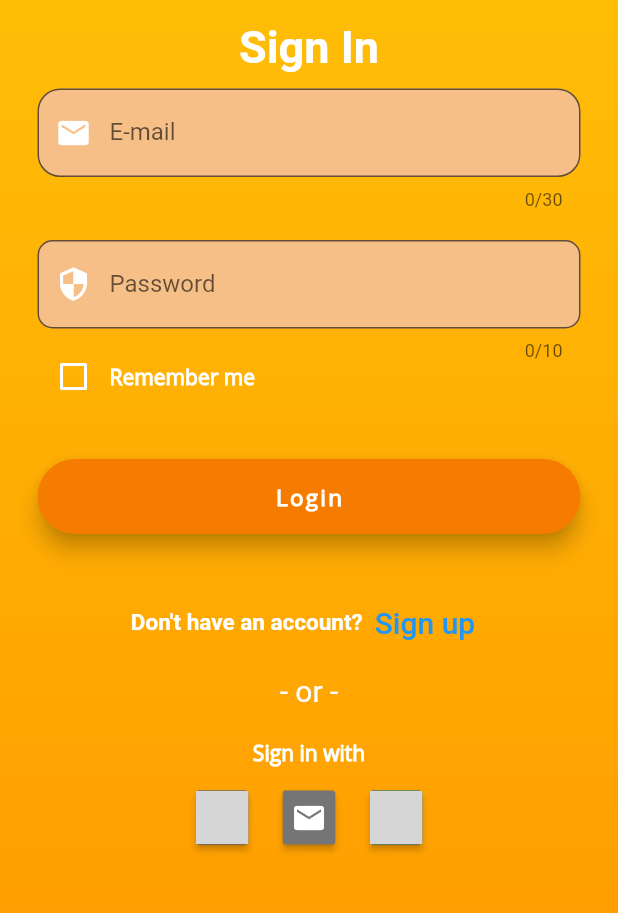
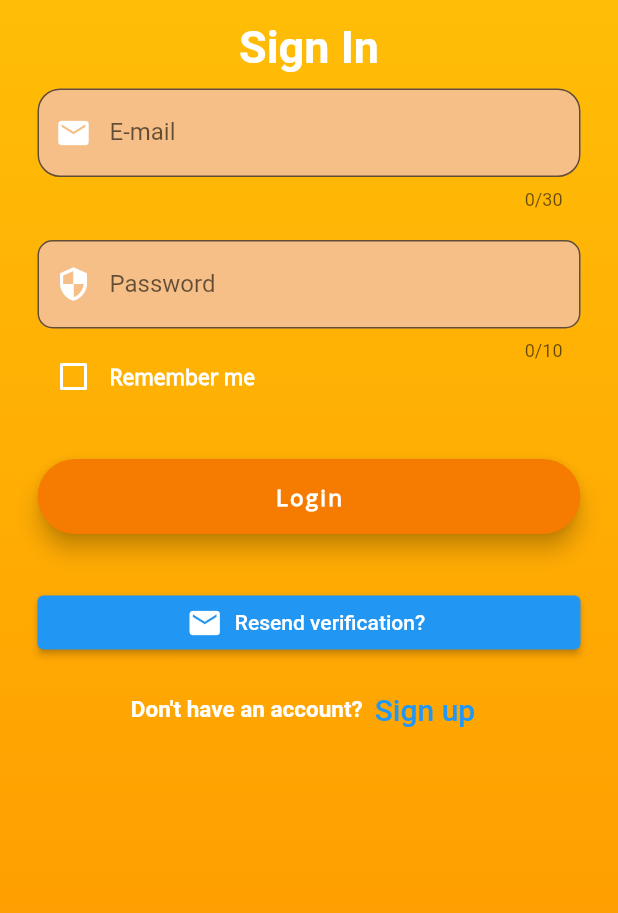
Before and after one commit to Sahim98/FaceEmotion, a Flutter app: the screen it shows after launch, on a phone screen of 412 x 824 dp, the part 111-1024 px from its top. Run offline on Flutter 3.47's test engine with Material 2 defaults, Android fonts, the phone set to English and light mode, and no system bars; drawn by our look-alikes of animated_text_kit; our stand-ins replace bottom_navy_bar, cloud_firestore, firebase_auth, firebase_core, firebase_database, firebase_storage and 9 more; missing offline and left inert: profile, tflite; accounts and stored records are empty; Roboto replaces fonts that are missing (Aladin); grey boxes are pictures that could not be loaded.

Commit message:
login updated

```diff
--- a/lib/ui/auth/SignUp/login.dart
+++ b/lib/ui/auth/SignUp/login.dart
@@ -1,4 +1,5 @@
 import 'package:animated_text_kit/animated_text_kit.dart';
+import 'package:facecam/ui/auth/residual/SplashScreen.dart';
 import 'package:facecam/ui/auth/residual/design.dart';
 import 'package:facecam/ui/auth/SignUp/signup.dart';
 import 'package:facecam/ui/auth/residual/navigationbar.dart';
@@ -19,34 +20,27 @@ class Login extends StatefulWidget {
 }
 
 class _LoginState extends State<Login> {
-  bool _rememberMe = false, verified = false;
+  bool _rememberMe = false, verified = false, logged_in = false;
   final style =
       TextStyle(fontWeight: FontWeight.bold, fontSize: 15, color: Colors.white);
   final _formfield = GlobalKey<FormState>();
   final emailController = TextEditingController();
   final passController = TextEditingController();
 
-  User? user =FirebaseAuth.instance.currentUser ;
+  User? user = FirebaseAuth.instance.currentUser;
 
   void login() {
-
-        FirebaseAuth.instance.signInWithEmailAndPassword(
+    FirebaseAuth.instance
+        .signInWithEmailAndPassword(
             email: emailController.text,
             password: passController.text.toString())
         .then((value) {
-      Navigator.push(context, MaterialPageRoute(
-        builder: (context) {
-          if (FirebaseAuth.instance.currentUser!.emailVerified) {
-            Utils().toastMessage("Log-In Sucessful.");
-            return MyApp();
-          } else {
-            Utils().toastMessage('Verify mail');
-            FirebaseAuth.instance.signOut();
-            user = FirebaseAuth.instance.currentUser;
-            return Login();
+      if (FirebaseAuth.instance.currentUser!.emailVerified)
+        Navigator.push(
+            context, MaterialPageRoute(builder: (context) => flashScreen()));
+      else {
+        Utils().toastMessage('Verify email');
       }
-        },
-      ));
     }).onError((error, stackTrace) {
       Utils().toastMessage(error.toString());
     });
@@ -229,9 +223,21 @@ class _LoginState extends State<Login> {
                                 borderRadius: BorderRadius.circular(30)),
                           ),
                           onPressed: () async {
+                            setState(() {
+                              logged_in = true;
+                            });
                             login();
+                            setState(() {
+                              logged_in = false;
+                            });
                           },
-                          child: Text(
+                          child: logged_in
+                              ? SizedBox(
+                                  height: 12,
+                                  width: 12,
+                                  child: CircularProgressIndicator(),
+                                )
+                              : Text(
                                   'Login',
                                   style: TextStyle(
                                     color: Colors.white,
@@ -246,7 +252,28 @@ class _LoginState extends State<Login> {
                       SizedBox(
                         height: 10,
                       ),
-
+                      ElevatedButton.icon(
+                          onPressed: () {
+                            setState(() {
+                              verified = true;
+                            });
+                            FirebaseAuth.instance.currentUser!
+                                .sendEmailVerification();
+                            Utils().toastMessage('Email has been sent');
+                            setState(() {
+                              verified = false;
+                            });
+                          },
+                          icon: Icon(Icons.mail),
+                          label: verified
+                              ? SizedBox(
+                                  height: 12,
+                                  width: 12,
+                                  child: CircularProgressIndicator())
+                              : Text('Resend verification?')),
+                      SizedBox(
+                        height: 10,
+                      ),
                       Row(
                         mainAxisAlignment: MainAxisAlignment.center,
                         children: [
@@ -270,54 +297,7 @@ class _LoginState extends State<Login> {
                       SizedBox(
                         height: 10,
                         width: MediaQuery.of(context).size.width,
-                      ),
-                      Column(
-                        children: <Widget>[
-                          Text(
-                            '- or -',
-                            style: TextStyle(
-                                color: Colors.white,
-                                fontWeight: FontWeight.w400,
-                                fontSize: 20),
-                          ),
-                          SizedBox(height: 20.0),
-                          Text(
-                            'Sign in with',
-                            style: kLabelStyle,
-                          ),
-                          SizedBox(
-                            height: 10,
-                          ),
-                          Row(
-                            mainAxisAlignment: MainAxisAlignment.center,
-                            children: [
-                              SignInButton(
-                                Buttons.Facebook,
-                                onPressed: () {},
-                                mini: true,
-                              ),
-                              SizedBox(
-                                width: 10,
-                                height: 10,
-                              ),
-                              SignInButton(
-                                Buttons.Email,
-                                onPressed: () {},
-                                mini: true,
-                              ),
-                              SizedBox(
-                                width: 10,
-                                height: 10,
-                              ),
-                              SignInButton(
-                                Buttons.LinkedIn,
-                                onPressed: () {},
-                                mini: true,
-                              ),
-                            ],
                       )
-                        ],
-                      ),
                     ],
                   ),
                 ),
--- a/lib/ui/utils/utils.dart
+++ b/lib/ui/utils/utils.dart
@@ -5,10 +5,8 @@ class Utils {
   void toastMessage(String message) {
 
     Fluttertoast.showToast(
-
         msg: message,
         toastLength: Toast.LENGTH_SHORT,
-
         gravity: ToastGravity.BOTTOM,
         timeInSecForIosWeb: 1,
         backgroundColor: Colors.amber,
```
Lines whose indentation alone changed are shown as unchanged.
